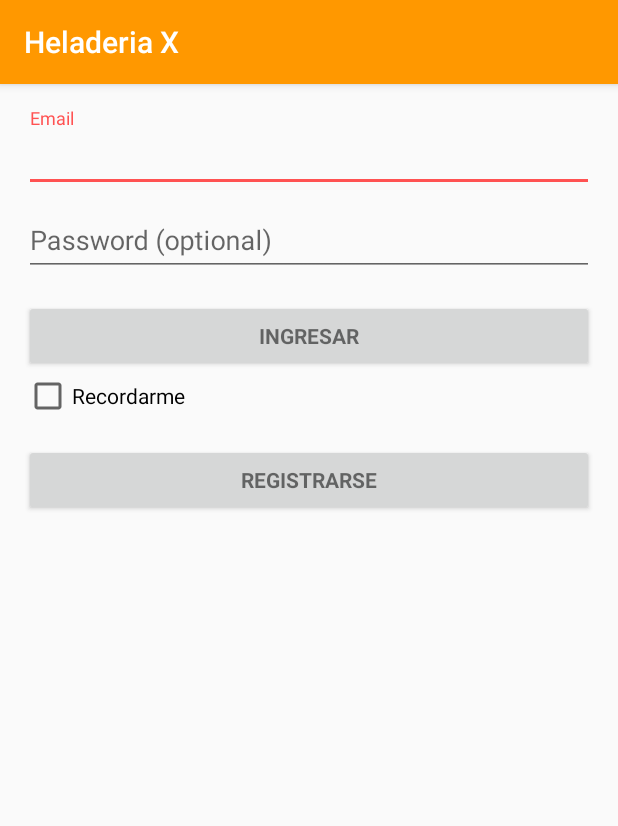
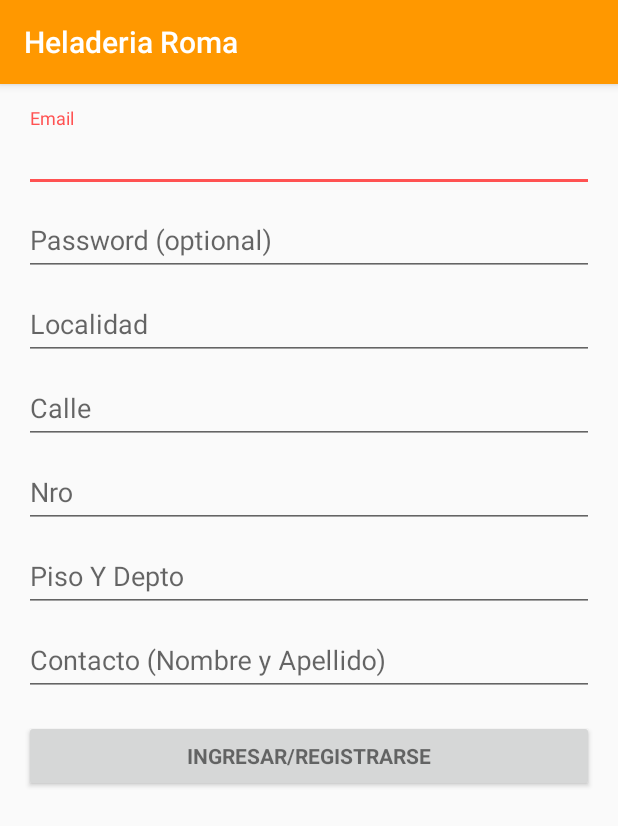
Before and after one commit to ezequielgalvan1985/heladeriapedidos, an Android app: the LoginActivity screen opened directly, with no data from a screen before it, on a phone screen of 412 x 824 dp. Shown: the top 826 px of the screen. Run offline under Robolectric (Android 15) with nearby library versions, the light colour scheme and no system bars; 5 statements that could not run were skipped.

Commit message:
register

```diff
--- a/app/src/main/java/adaptivex/pedidoscloud/Config/Configurador.java
+++ b/app/src/main/java/adaptivex/pedidoscloud/Config/Configurador.java
@@ -36,6 +36,7 @@ public class Configurador {
     public static String urlPostPedidodetalle =strRoot+"/api/pedidodetallessend";
     public static String urlPostClientes = strRoot+"/api/clientes";
     public static String urlPostLogin = strRoot+"/api/user/login";
+    public static String urlPostRegister = strRoot+"/api/user/register";
 
 
     public  static Configurador getConfigurador() {
--- a/app/src/main/java/adaptivex/pedidoscloud/LoginActivity.java
+++ b/app/src/main/java/adaptivex/pedidoscloud/LoginActivity.java
@@ -70,6 +70,13 @@ public class LoginActivity extends AppCompatActivity implements LoaderCallbacks<
     // UI references.
     private AutoCompleteTextView mEmailView;
     private EditText mPasswordView;
+    private EditText txtLocalidad;
+    private EditText txtCalle;
+    private EditText txtPiso;
+    private EditText txtNro;
+    private EditText txtContacto;
+
+
     private EditText mConfirmPasswordView;
     private View mProgressView;
     private View mLoginFormView;
@@ -94,14 +101,19 @@ public class LoginActivity extends AppCompatActivity implements LoaderCallbacks<
                 finish();
             }
 
-
+            //Iniciar los campos
+            mEmailView = (AutoCompleteTextView) findViewById(R.id.email);
+            mPasswordView = (EditText) findViewById(R.id.password);
+            txtLocalidad  = (EditText) findViewById(R.id.register_localidad);
+            txtCalle      = (EditText) findViewById(R.id.register_calle);
+            txtPiso       = (EditText) findViewById(R.id.register_piso);
+            txtNro        = (EditText) findViewById(R.id.register_nro);
+            txtContacto   = (EditText) findViewById(R.id.register_contacto);
             chkRecordarme = (CheckBox) findViewById(R.id.chkRecordarme);
 
-            // Set up the login form.
-            mEmailView = (AutoCompleteTextView) findViewById(R.id.email);
             populateAutoComplete();
 
-            mPasswordView = (EditText) findViewById(R.id.password);
+
             mPasswordView.setOnEditorActionListener(new TextView.OnEditorActionListener() {
                 @Override
                 public boolean onEditorAction(TextView textView, int id, KeyEvent keyEvent) {
@@ -201,6 +213,11 @@ public class LoginActivity extends AppCompatActivity implements LoaderCallbacks<
         // Store values at the time of the login attempt.
         String email = mEmailView.getText().toString();
         String password = mPasswordView.getText().toString();
+        String localidad = txtLocalidad.getText().toString();
+        String calle = txtCalle.getText().toString();
+        String nro = txtNro.getText().toString();
+        String piso = txtPiso.getText().toString();
+        String contacto = txtContacto.getText().toString();
 
         boolean cancel = false;
         View focusView = null;
@@ -219,6 +236,34 @@ public class LoginActivity extends AppCompatActivity implements LoaderCallbacks<
             cancel = true;
         }
 
+        // Localidad Obligatoria.
+        if (TextUtils.isEmpty(localidad)) {
+            txtLocalidad.setError(getString(R.string.error_field_required));
+            focusView = txtLocalidad;
+            cancel = true;
+        }
+
+        // Calle Obligatoria.
+        if (TextUtils.isEmpty(calle)) {
+            txtCalle.setError(getString(R.string.error_field_required));
+            focusView = txtCalle;
+            cancel = true;
+        }
+
+        // Nro Obligatoria.
+        if (TextUtils.isEmpty(nro)) {
+            txtNro.setError(getString(R.string.error_field_required));
+            focusView = txtNro;
+            cancel = true;
+        }
+
+        // Contacto Obligatorio.
+        if (TextUtils.isEmpty(contacto)) {
+            txtContacto.setError(getString(R.string.error_field_required));
+            focusView = txtContacto;
+            cancel = true;
+        }
+
 
         if (cancel) {
             // There was an error; don't attempt login and focus the first
@@ -228,11 +273,9 @@ public class LoginActivity extends AppCompatActivity implements LoaderCallbacks<
             // Show a progress spinner, and kick off a background task to
             // perform the user login attempt.
             showProgress(true);
-            mAuthTask = new UserLoginTask(email, password);
+            mAuthTask = new UserLoginTask(email, password, localidad, calle, nro, piso, contacto);
             mAuthTask.setCtx(this.getBaseContext());
-
             mAuthTask.execute((Void) null);
-
         }
     }
 
@@ -344,32 +387,60 @@ public class LoginActivity extends AppCompatActivity implements LoaderCallbacks<
 
         private final String mEmail;
         private final String mPassword;
+        private final String mLocalidad;
+        private final String mCalle;
+        private final String mNro;
+        private final String mPiso;
+        private final String mContacto;
 
         private Context ctx;
         private User user;
         private HashMap<String,String> registro;
         private UserParser parser;
 
-        UserLoginTask(String email, String password) {
+
+
+
+
+        UserLoginTask(String email, String password, String localidad, String calle, String nro, String piso, String contacto) {
             mEmail = email;
             mPassword = password;
+            mLocalidad = localidad;
+            mCalle = calle;
+            mNro = nro;
+            mPiso = piso;
+            mContacto = contacto;
 
             user = new User();
             user.setEmail(this.mEmail);
             user.setPassword(this.mPassword);
+            user.setLocalidad(this.mLocalidad);
+            user.setCalle(this.mCalle);
+            user.setNro(this.mNro);
+            user.setPiso(this.mPiso);
+            user.setContacto(this.mContacto);
+
             parser = new UserParser();
         }
+
+
 
         @Override
         protected Boolean doInBackground(Void... params) {
             try {
-                // Simulate network access.
 
+                //Pasar los datos al JSON,
                 registro = new HashMap<String, String>();
                 registro.put("username", mEmail);
                 registro.put("password", mPassword);
+                registro.put("localidad", mLocalidad);
+                registro.put("calle", mCalle);
+                registro.put("nro", mNro);
+                registro.put("piso", mPiso);
+                registro.put("contacto", mContacto);
+
                 WebRequest webreq = new WebRequest();
-                String jsonStr = webreq.makeWebServiceCall(Configurador.urlPostLogin, WebRequest.POST, registro);
+                String jsonStr = webreq.makeWebServiceCall(Configurador.urlPostRegister, WebRequest.POST, registro);
                 parser.setStrJson(jsonStr);
                 parser.parsearRespuesta();
 
@@ -391,15 +462,16 @@ public class LoginActivity extends AppCompatActivity implements LoaderCallbacks<
                 //LOGIN EXITOSO
                 if ( Integer.parseInt(parser.getStatus())==200 ){
                     GlobalValues.getINSTANCIA().setUserlogued(parser.getUser());
-
+                    //SE INSTALA LA APP, EN CASO DE NO ESTARLO
                     IniciarApp ia = new IniciarApp(this.getCtx());
                     if (!ia.isInstalled()){
                         ia.iniciarBD();
                     }
-
+                    //SE DESCARGAN LOS DATOS
                     if (!ia.isDatabaseDownload()){
                         ia.downloadDatabase();
                     }
+
                     //SI NO ESTA GUARDADO EL REMEMBER, SE GUARDA
                     if(chkRecordarme.isChecked()){
                         ia.loginRememberr(GlobalValues.getINSTANCIA().getUserlogued());
--- a/app/src/main/res/layout/activity_login.xml
+++ b/app/src/main/res/layout/activity_login.xml
@@ -45,6 +45,7 @@
 
             </android.support.design.widget.TextInputLayout>
 
+
             <android.support.design.widget.TextInputLayout
                 android:layout_width="match_parent"
                 android:layout_height="wrap_content">
@@ -60,6 +61,83 @@
                     android:inputType="textPassword"
                     android:maxLines="1"
                     android:singleLine="true" />
+            </android.support.design.widget.TextInputLayout>
+
+
+
+            <android.support.design.widget.TextInputLayout
+                android:layout_width="match_parent"
+                android:layout_height="wrap_content">
+
+                <AutoCompleteTextView
+                    android:id="@+id/register_localidad"
+                    android:layout_width="match_parent"
+                    android:layout_height="wrap_content"
+                    android:hint="@string/prompt_localidad"
+                    android:inputType="text"
+                    android:maxLines="1"
+                    android:singleLine="true" />
+
+            </android.support.design.widget.TextInputLayout>
+
+            <android.support.design.widget.TextInputLayout
+                android:layout_width="match_parent"
+                android:layout_height="wrap_content">
+
+                <AutoCompleteTextView
+                    android:id="@+id/register_calle"
+                    android:layout_width="match_parent"
+                    android:layout_height="wrap_content"
+                    android:hint="@string/prompt_calle"
+                    android:inputType="text"
+                    android:maxLines="1"
+                    android:singleLine="true" />
+
+            </android.support.design.widget.TextInputLayout>
+
+
+            <android.support.design.widget.TextInputLayout
+                android:layout_width="match_parent"
+                android:layout_height="wrap_content">
+
+                <AutoCompleteTextView
+                    android:id="@+id/register_nro"
+                    android:layout_width="match_parent"
+                    android:layout_height="wrap_content"
+                    android:hint="@string/prompt_nro"
+                    android:inputType="number"
+                    android:maxLines="1"
+                    android:singleLine="true" />
+
+            </android.support.design.widget.TextInputLayout>
+
+            <android.support.design.widget.TextInputLayout
+                android:layout_width="match_parent"
+                android:layout_height="wrap_content">
+
+                <AutoCompleteTextView
+                    android:id="@+id/register_piso"
+                    android:layout_width="match_parent"
+                    android:layout_height="wrap_content"
+                    android:hint="@string/prompt_piso"
+                    android:inputType="text"
+                    android:maxLines="1"
+                    android:singleLine="true" />
+
+            </android.support.design.widget.TextInputLayout>
+
+            <android.support.design.widget.TextInputLayout
+                android:layout_width="match_parent"
+                android:layout_height="wrap_content">
+
+                <AutoCompleteTextView
+                    android:id="@+id/register_contacto"
+                    android:layout_width="match_parent"
+                    android:layout_height="wrap_content"
+                    android:hint="@string/prompt_contacto"
+                    android:inputType="text"
+                    android:maxLines="1"
+                    android:singleLine="true" />
 
             </android.support.design.widget.TextInputLayout>
 
@@ -72,30 +150,6 @@
                 android:text="@string/action_sign_in"
                 android:textStyle="bold" />
 
-            <CheckBox
-                android:id="@+id/chkRecordarme"
-                android:layout_width="wrap_content"
-                android:layout_height="wrap_content"
-                android:text="Recordarme"/>
-
-            <Button
-                android:id="@+id/btn_register"
-                style="?android:textAppearanceSmall"
-                android:layout_width="match_parent"
-                android:layout_height="wrap_content"
-                android:layout_marginTop="16dp"
-                android:text="@string/registrarse"
-                android:textStyle="bold" />
-
-            <Button
-                android:visibility="invisible"
-                android:id="@+id/btn_volver"
-                style="?android:textAppearanceSmall"
-                android:layout_width="match_parent"
-                android:layout_height="wrap_content"
-                android:layout_marginTop="16dp"
-                android:text="@string/volver"
-                android:textStyle="bold" />
 
         </LinearLayout>
     </ScrollView>
--- a/app/src/main/res/values/strings.xml
+++ b/app/src/main/res/values/strings.xml
@@ -1,16 +1,23 @@
 <resources>
-    <string name="app_name">Heladeria X</string>
+    <string name="app_name">Heladeria Roma</string>
 
     <string name="navigation_drawer_open">Open navigation drawer</string>
     <string name="navigation_drawer_close">Close navigation drawer</string>
 
     <!-- TODO: Remove or change this placeholder text -->
-    <string name="title_activity_login">Heladeria X</string>
+    <string name="title_activity_login">Heladeria Roma</string>
 
     <!-- Strings related to login -->
     <string name="prompt_email">Email</string>
+    <string name="prompt_localidad">Localidad</string>
+    <string name="prompt_calle">Calle</string>
+    <string name="prompt_nro">Nro</string>
+    <string name="prompt_piso">Piso Y Depto</string>
+    <string name="prompt_contacto">Contacto (Nombre y Apellido)</string>
+
+
     <string name="prompt_password">Password (optional)</string>
-    <string name="action_sign_in">Ingresar</string>
+    <string name="action_sign_in">Ingresar/Registrarse</string>
     <string name="registrarse">Registrarse</string>
     <string name="volver">Volver</string>
 
@@ -18,18 +25,18 @@
     <string name="ver_seleccion">Ver Helados Seleccionados</string>
 
 
-    <string name="action_sign_in_short">Ingresar</string>
+    <string name="action_sign_in_short">Ingresar/Registrarse</string>
     <string name="error_invalid_email">El Email es Invalido</string>
     <string name="error_invalid_password">Password demasiado corta</string>
-    <string name="error_incorrect_password">Password incorrecta</string>
+    <string name="error_incorrect_password">Password Incorrecta</string>
     <string name="error_field_required">Este Campo es requerido</string>
     <string name="permission_rationale">"Contacts permissions are needed for providing email
         completions."
     </string>
     <string name="title_activity_maps">Map</string>
-    <string name="title_activity_config">ConfigActivity</string>
+    <string name="title_activity_config">Configuracion</string>
 
     <!-- TODO: Remove or change this placeholder text -->
     <string name="register">Registro de Usuario</string>
-    <string name="title_activity_nuevo_pedido">NuevoPedidoActivity</string>
+    <string name="title_activity_nuevo_pedido">Nuevo Pedido</string>
 </resources>
```
Also changed, not shown: app/src/main/java/adaptivex/pedidoscloud/Model/User.java (+47 -0 lines).
